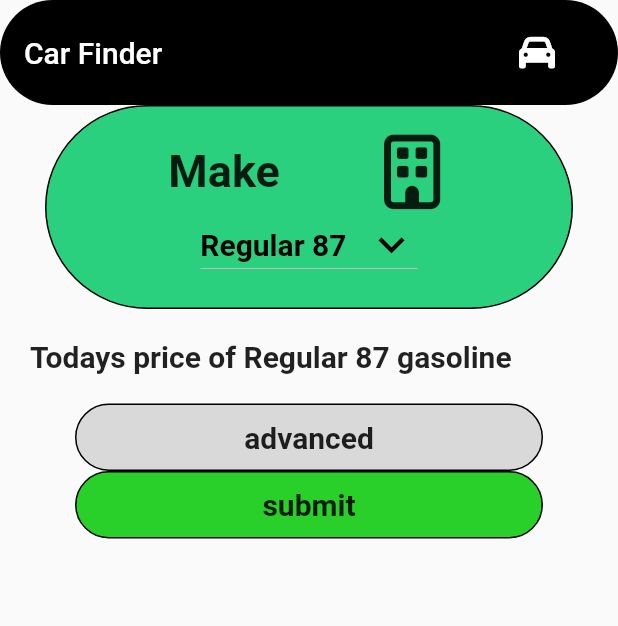
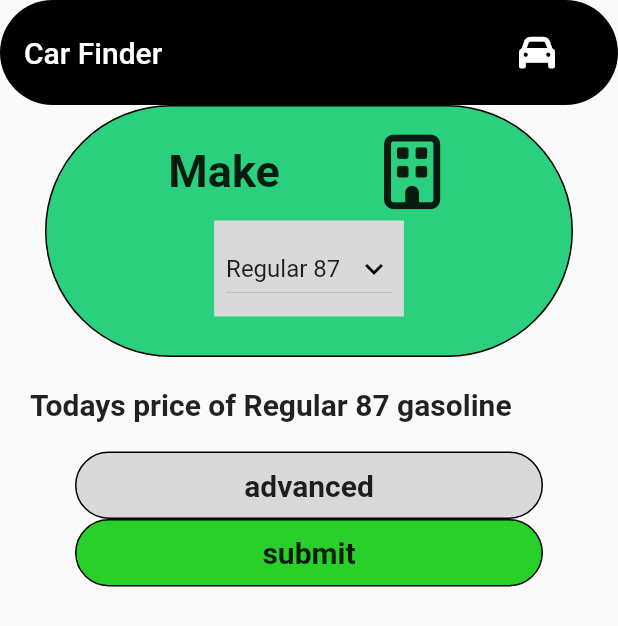
Before and after one commit to yolomep/car-recommender, a Flutter app: the screen it shows after launch, on a phone screen of 412 x 824 dp. Shown: the top 626 px of the screen. Run offline on Flutter 3.47's test engine with Material 2 defaults, Android fonts, the phone set to English and light mode, and no system bars; our stand-ins replace font_awesome_flutter.

Commit message:
added color to drop down box and margin

```diff
--- a/lib/main.dart
+++ b/lib/main.dart
@@ -113,18 +113,18 @@ class _MyHomePageState extends State<MyHomePage> {
                       ),
                     ],
                   ),
-                   DropdownButton<String>(
+                  Container(
+                    padding: EdgeInsets.all(8),
+                    margin: EdgeInsets.all(8),
+                    decoration: BoxDecoration(
+                      color: Color(0xFFD9D9D9),
+                    ),
+                    child: DropdownButton<String>(
+                      value: dropdownValue,
+                      dropdownColor:Color(0xFFDBF24B) ,
                       icon: Icon(
                         Icons.keyboard_arrow_down,
-                       color: Colors.black, // <-- SEE HERE
-                       size: 35.0,
-                     ),
-                    value: dropdownValue,
-                    dropdownColor: Color(0xFFDBF24B),
-                    style: TextStyle(
                         color: Colors.black,
-                      fontSize: 20.0,
-                      fontWeight: FontWeight.bold,
                       ),
                       onChanged: (String? newValue) {
                         setState(() {
@@ -136,14 +136,15 @@ class _MyHomePageState extends State<MyHomePage> {
                           .map<DropdownMenuItem<String>>((String value) {
                         return DropdownMenuItem<String>(
                           value: value,
-                        child: Text(value),
+                          child: Text(
+                            value,
+                          ),
                         );
                       }).toList(),
                     ),
+                  ),
             ],),
             ),
-
-
 
             DisplayText("Todays price of ${dropdownValue} gasoline"),
             Container(
@@ -184,6 +185,7 @@ class _MyHomePageState extends State<MyHomePage> {
             ),
 
 
+
           ],
         ),
       ),
```
Lines whose indentation alone changed are shown as unchanged.
